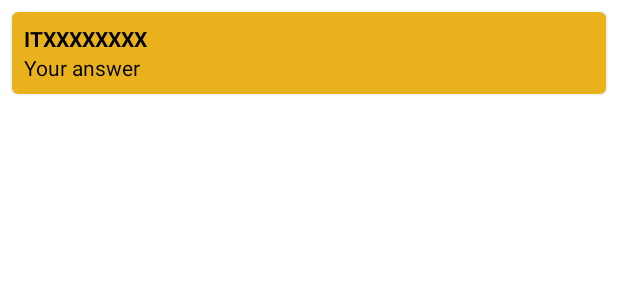
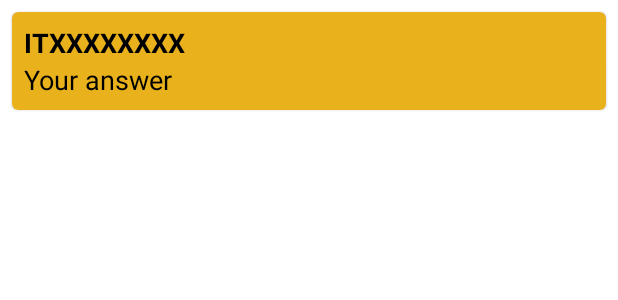
Before and after one commit to Upeka123/MADFinalProject, an Android app: the layout answer_item.xml on its own in the app's theme, with its tools: preview values and no code run, on a phone screen of 412 x 824 dp. Shown: the top 300 px of the screen. Run offline under Robolectric (Android 15) with nearby library versions, the phone set to English and light mode, and no system bars.

Commit message:
increase the font size of questions and answers section

```diff
--- a/app/src/main/res/layout/activity_submit_answers.xml
+++ b/app/src/main/res/layout/activity_submit_answers.xml
@@ -47,6 +47,7 @@
                 android:layout_width="wrap_content"
                 android:layout_height="wrap_content"
                 android:layout_alignParentStart="true"
+                android:textSize="18sp"
                 android:layout_toStartOf="@id/submitanswers_question_item_dep"
                 android:text="@string/itxxxxxxxx"
                 android:textColor="@color/black"
@@ -57,6 +58,7 @@
             <TextView
                 android:id="@+id/submitanswers_question_item_dep"
                 android:layout_width="wrap_content"
+                android:textSize="18sp"
                 android:layout_height="wrap_content"
                 android:layout_alignParentRight="true"
                 android:text="@string/it"
@@ -67,6 +69,7 @@
                 android:id="@+id/submitanswers_question_item_question"
                 android:layout_width="wrap_content"
                 android:layout_height="wrap_content"
+                android:textSize="18sp"
                 android:layout_below="@id/submitanswers_question_item_studentID"
                 android:text="@string/My_Question"
                 android:textColor="@color/black" />
--- a/app/src/main/res/layout/answer_item.xml
+++ b/app/src/main/res/layout/answer_item.xml
@@ -17,6 +17,7 @@
             android:layout_height="wrap_content"
             android:text="@string/itxxxxxxxx"
             android:textStyle="bold"
+            android:textSize="18sp"
             android:id="@+id/answer_item_studentID"
             android:layout_alignParentStart="true"
             />
@@ -25,6 +26,7 @@
             android:layout_height="wrap_content"
             android:id="@+id/answer_item_answer"
             android:textColor="@color/black"
+            android:textSize="18sp"
             android:layout_below="@id/answer_item_studentID"
             android:text="@string/your_answer"/>
 
--- a/app/src/main/res/layout/answers.xml
+++ b/app/src/main/res/layout/answers.xml
@@ -53,6 +53,7 @@
                 android:text="ITXXXXXXXX"
                 android:textColor="@color/black"
                 android:textStyle="bold"
+                android:textSize="18sp"
                 android:layout_alignParentLeft="true"
                 android:layout_toLeftOf="@id/answers_question_item_dep" />
 
@@ -62,12 +63,14 @@
                 android:layout_height="wrap_content"
                 android:layout_alignParentRight="true"
                 android:text="IT"
+                android:textSize="18sp"
                 android:textColor="@color/black"
                 android:textStyle="bold" />
 
             <TextView
                 android:id="@+id/answers_question_item_question"
                 android:layout_width="wrap_content"
+                android:textSize="18sp"
                 android:layout_height="wrap_content"
                 android:layout_below="@id/answers_question_item_studentID"
                 android:text="my question is ?"
--- a/app/src/main/res/layout/question_item.xml
+++ b/app/src/main/res/layout/question_item.xml
@@ -19,6 +19,7 @@
             android:layout_height="wrap_content"
             android:text="@string/itxxxxxxxx"
             android:textStyle="bold"
+            android:textSize="18sp"
             android:id="@+id/question_item_studentID"
             android:layout_toStartOf="@id/question_item_dep"
             android:layout_alignParentStart="true"
@@ -29,6 +30,7 @@
             android:id="@+id/question_item_dep"
             android:textColor="@color/black"
             android:text="@string/it"
+            android:textSize="18sp"
             android:textStyle="bold"
             android:layout_alignParentEnd="true"/>
         <TextView
@@ -36,6 +38,7 @@
             android:layout_height="wrap_content"
             android:id="@+id/question_item_question"
             android:textColor="@color/black"
+            android:textSize="18sp"
             android:layout_below="@id/question_item_studentID"
             android:text="@string/question"
             android:maxLines="1"
```
